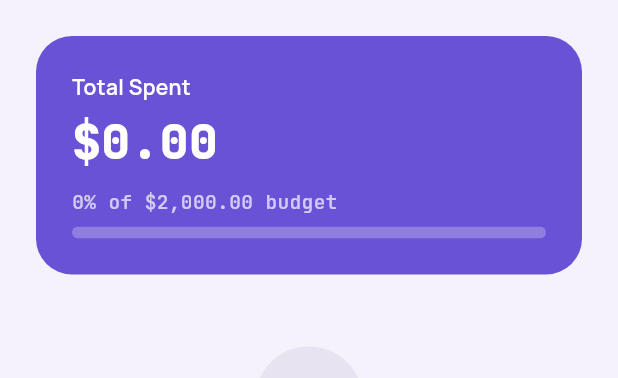
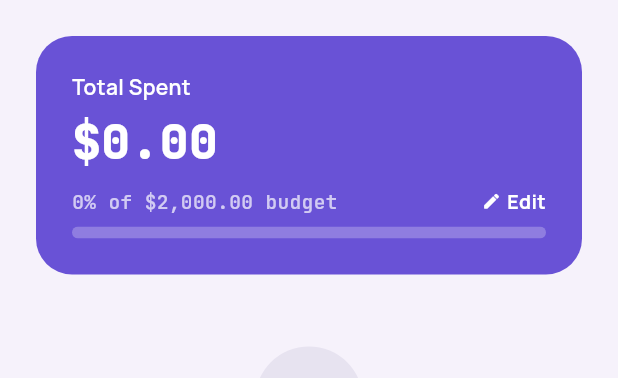
Before and after one commit to robyntjiesnathan-hash/lifeflowAI, a Flutter app: the _BudgetContent widget shown alone on an empty page, opened directly with empty values, on a phone screen of 412 x 824 dp. Shown: the top 378 px of the screen. Run offline on Flutter 3.47's test engine with Material 3 defaults, Android fonts, the phone set to English and light mode, and no system bars; our stand-ins replace cached_network_image, cloud_firestore, firebase_auth, firebase_core, firebase_storage, fl_chart and 12 more; accounts and stored records are empty; generated files the repository leaves out were written again.

Commit message:
Let users set their own monthly budget; finish design-system rollout on Meals/Account/Auth
Budget: monthlyBudgetTarget defaulted to a flat 2000 with no UI to
change it anywhere in the app, even though BudgetController.saveProfile
already supported saving it. Added an "Edit" affordance on the Total
Spent hero card that opens a new bottom sheet (matching the existing
add/edit-bill sheet pattern) to set it.

Meal Planner: removed a "This Week" TextButton with an empty
onPressed — a visibly dead tap target, since there's no week-navigation
concept anywhere in the data layer to back it. Recipe detail: the
numbered-step badge was a lone circle among an app that otherwise uses
rounded squares everywhere (CategoryIconChip); matched that radius
formula. Ingredient/shopping-list quantities now render in tabular
figures, consistent with every other numeric figure in the app.

Account: the destructive "Delete Account" button used Material's
default rectangular OutlinedButton chrome; matched GradientPillButton's
fully-rounded shape and padding instead.

Forgot password: the one moment of positive confirmation in the auth
flow (email sent) had a bare, unweighted icon; gave it a proper
CategoryIconChip treatment.

AI Coach was reviewed and left as-is — already on-pattern, and its one
stub ("Attach") is honestly labeled "(coming soon)" rather than
silently doing nothing.

Verified flutter analyze clean and screenshotted all touched screens
in light and dark mode.

```diff
--- a/lib/features/budget/presentation/screens/budget_screen.dart
+++ b/lib/features/budget/presentation/screens/budget_screen.dart
@@ -18,6 +18,7 @@ import '../../domain/transaction.dart';
 import '../widgets/add_edit_transaction_sheet.dart';
 import '../widgets/category_spend_row.dart';
 import '../widgets/currency_picker_sheet.dart';
+import '../widgets/edit_budget_target_sheet.dart';
 
 class BudgetScreen extends ConsumerWidget {
   const BudgetScreen({super.key});
@@ -109,6 +110,7 @@ class _BudgetContent extends StatelessWidget {
             budgetTarget: budgetTarget,
             percent: spentPercent.toDouble(),
             currency: profile.currency,
+            onEditTarget: () => showEditBudgetTargetSheet(context, profile: profile),
           ),
           EmptyState(
             icon: Icons.account_balance_wallet_rounded,
@@ -129,6 +131,7 @@ class _BudgetContent extends StatelessWidget {
           budgetTarget: budgetTarget,
           percent: spentPercent.toDouble(),
           currency: profile.currency,
+          onEditTarget: () => showEditBudgetTargetSheet(context, profile: profile),
         ),
         const SizedBox(height: AppSpacing.lg),
         const SectionHeader(title: 'Categories'),
@@ -168,12 +171,14 @@ class _TotalSpentHeroCard extends StatelessWidget {
     required this.budgetTarget,
     required this.percent,
     required this.currency,
+    required this.onEditTarget,
   });
 
   final num totalSpent;
   final num budgetTarget;
   final double percent;
   final String currency;
+  final VoidCallback onEditTarget;
 
   @override
   Widget build(BuildContext context) {
@@ -189,9 +194,29 @@ class _TotalSpentHeroCard extends StatelessWidget {
             style: AppTypography.tabular(size: 32, weight: FontWeight.w800, color: Colors.white),
           ),
           const SizedBox(height: AppSpacing.sm),
-          Text(
-            '${(percent * 100).round()}% of ${formatCurrency(budgetTarget, currency)} budget',
-            style: AppTypography.tabular(size: 13, weight: FontWeight.w500, color: Colors.white70),
+          Row(
+            children: [
+              Expanded(
+                child: Text(
+                  '${(percent * 100).round()}% of ${formatCurrency(budgetTarget, currency)} budget',
+                  style: AppTypography.tabular(size: 13, weight: FontWeight.w500, color: Colors.white70),
+                ),
+              ),
+              // Monthly budget defaulted to a flat 2000 with no way to
+              // change it anywhere in the app — this is the one visible
+              // "edit target" affordance, right where the target is shown.
+              GestureDetector(
+                onTap: onEditTarget,
+                child: Row(
+                  mainAxisSize: MainAxisSize.min,
+                  children: const [
+                    Icon(Icons.edit_rounded, size: 13, color: Colors.white),
+                    SizedBox(width: 4),
+                    Text('Edit', style: TextStyle(fontSize: 13, fontWeight: FontWeight.w700, color: Colors.white)),
+                  ],
+                ),
+              ),
+            ],
           ),
           const SizedBox(height: AppSpacing.sm),
           ClipRRect(
--- a/lib/features/meals/presentation/screens/meal_planner_screen.dart
+++ b/lib/features/meals/presentation/screens/meal_planner_screen.dart
@@ -33,8 +33,11 @@ class _MealPlannerScreenState extends ConsumerState<MealPlannerScreen> {
     return Scaffold(
       appBar: AppBar(
         title: const Text('Meal Planner'),
+        // "This Week" used to sit here as a TextButton with an empty
+        // onPressed — a tap target that visibly did nothing. There's no
+        // week-navigation concept anywhere in the data layer (weekId is
+        // always DateTime.now()'s week), so removed rather than faked.
         actions: [
-          TextButton(onPressed: () {}, child: const Text('This Week')),
           IconButton(
             icon: const Icon(Icons.shopping_cart_outlined),
             onPressed: () => context.push(RoutePaths.mealsShoppingList),
--- a/lib/features/profile/presentation/screens/account_screen.dart
+++ b/lib/features/profile/presentation/screens/account_screen.dart
@@ -63,6 +63,11 @@ class AccountScreen extends ConsumerWidget {
                 style: OutlinedButton.styleFrom(
                   foregroundColor: theme.colorScheme.error,
                   side: BorderSide(color: theme.colorScheme.error),
+                  // Matches GradientPillButton's fully-rounded shape and
+                  // padding instead of Material's default rectangular
+                  // outlined-button chrome.
+                  shape: RoundedRectangleBorder(borderRadius: BorderRadius.circular(AppRadii.pill)),
+                  padding: const EdgeInsets.symmetric(horizontal: AppSpacing.lg, vertical: 16),
                 ),
                 onPressed: () => _confirmDelete(context, ref),
                 icon: const Icon(Icons.delete_forever_rounded),
```
Also changed, not shown: lib/features/auth/presentation/screens/forgot_password_screen.dart (+16 -1 lines), lib/features/budget/presentation/widgets/edit_budget_target_sheet.dart (added, +103 -0 lines), lib/features/meals/presentation/screens/recipe_detail_screen.dart (+16 -2 lines), lib/features/meals/presentation/screens/shopping_list_screen.dart (+9 -1 lines).
